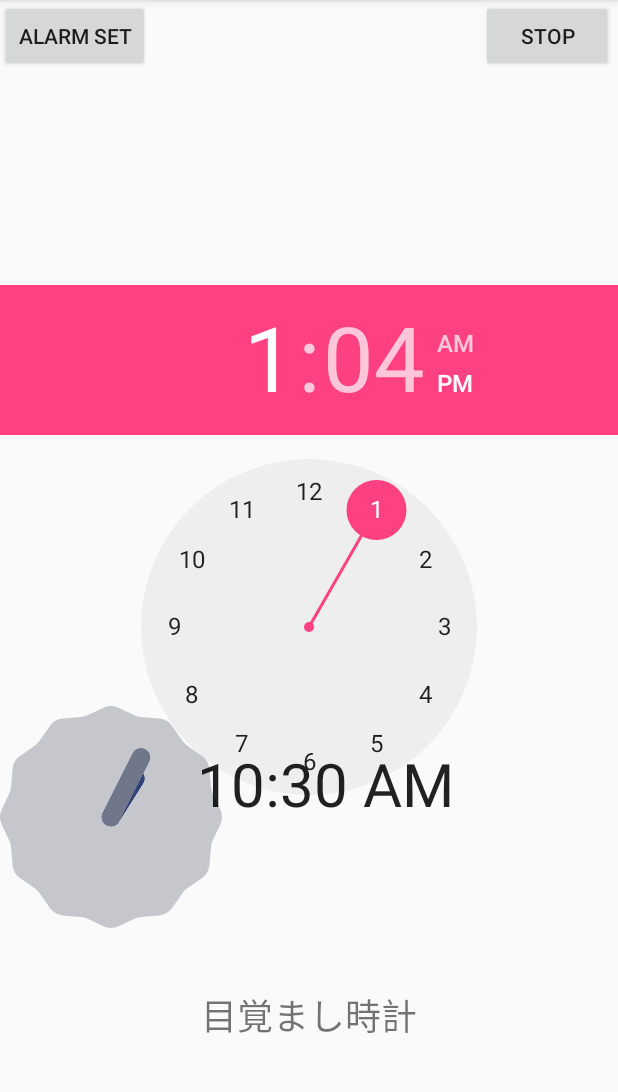
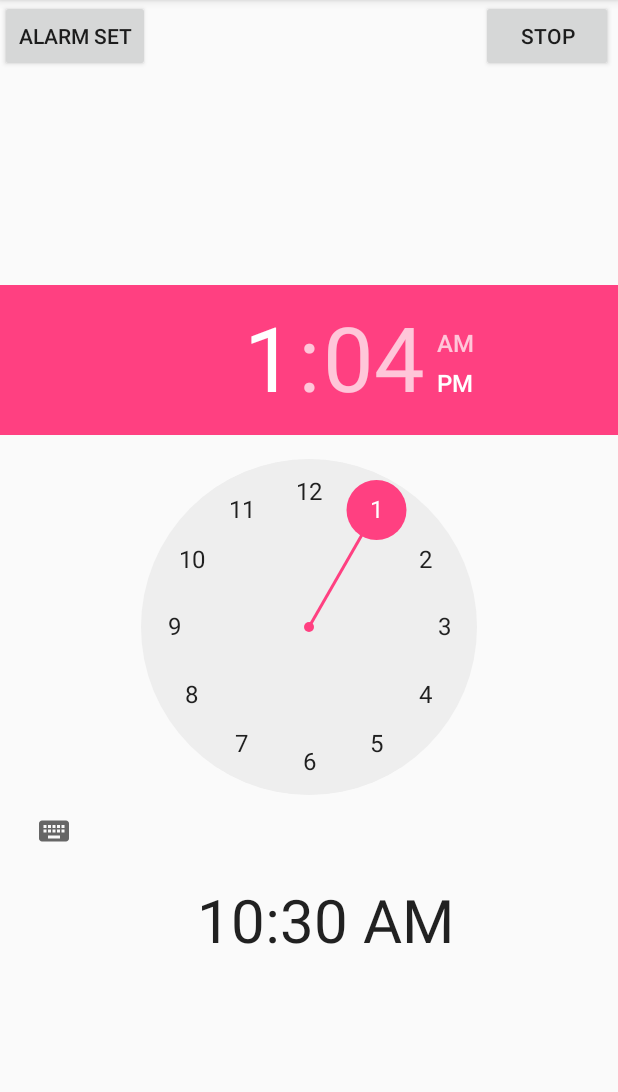
Before and after one commit to kanpei1092/AlarmTestJava, an Android app: the screen it shows after launch (MainActivity), on a phone screen of 412 x 824 dp, the part 84-1176 px from its top. Run offline under Robolectric (Android 15) with nearby library versions, the phone set to English and light mode, and no system bars.

Commit message:
画面表示の修正とアプリが落ちるのを解消

```diff
--- a/app/src/main/res/layout/activity_main.xml
+++ b/app/src/main/res/layout/activity_main.xml
@@ -39,25 +39,8 @@
             android:text="Stop"
             tools:layout_editor_absoluteX="36dp" />
 
-        <AnalogClock
-            android:id="@+id/analogClock1"
-            android:layout_width="148dp"
-            android:layout_height="158dp"
-            android:layout_alignParentTop="true"
-            android:layout_marginTop="466dp" />
+
     </RelativeLayout>
-
-    <TextView
-        android:id="@+id/textView"
-        android:layout_width="wrap_content"
-        android:layout_height="wrap_content"
-        android:text="目覚まし時計"
-        android:textSize="24sp"
-        app:layout_constraintBottom_toBottomOf="parent"
-        app:layout_constraintEnd_toEndOf="parent"
-        app:layout_constraintStart_toStartOf="parent"
-        app:layout_constraintTop_toTopOf="parent"
-        app:layout_constraintVertical_bias="0.9" />
 
     <TextClock
         android:id="@+id/textClock"
@@ -69,7 +52,9 @@
         app:layout_constraintHorizontal_bias="0.557"
         app:layout_constraintStart_toStartOf="parent"
         app:layout_constraintTop_toTopOf="parent"
-        app:layout_constraintVertical_bias="0.697" />
+        app:layout_constraintVertical_bias="0.697"
+        android:layout_marginLeft="0dp"
+        android:layout_marginTop="300dp"/>
 
 
 </androidx.constraintlayout.widget.ConstraintLayout>
```
Also changed, not shown: app/src/main/java/com/example/alarmtestjava/AlarmReceiver.java (+11 -1 lines), app/src/main/java/com/example/alarmtestjava/MainActivity.java (+4 -3 lines).
